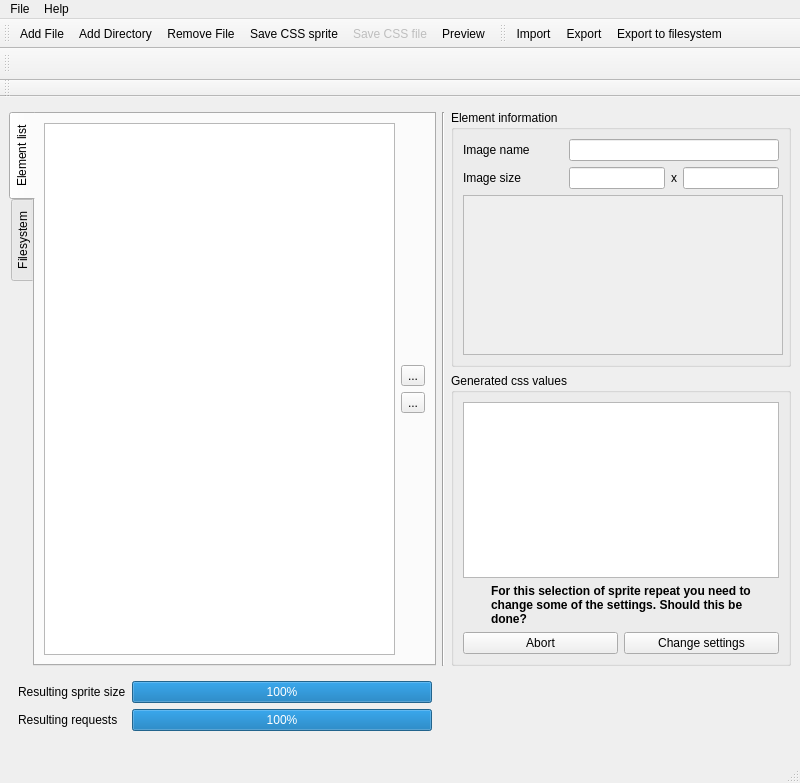
This is src/ui/mainwindow.ui in pcvolkmer/spritegenerator as Qt 5 draws it before an edit. The edited form follows.
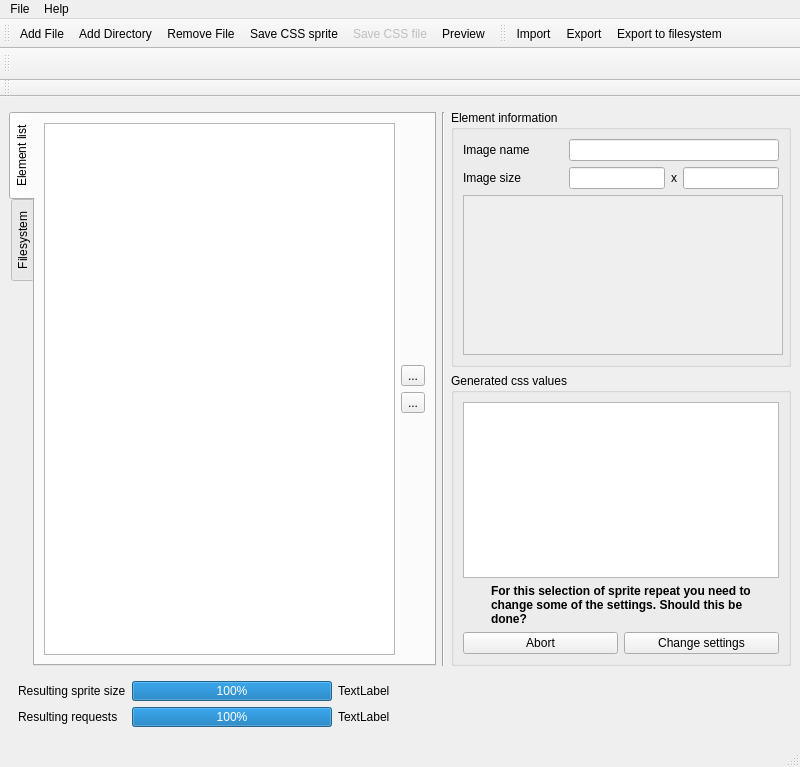
This is the edited form. Icons and pictures are not drawn. Custom widgets are drawn as their Qt base class.

Commit message: Added description text to saved bytes and saved requests indicator.

The edit to the form file:
```diff
--- a/src/ui/mainwindow.ui
+++ b/src/ui/mainwindow.ui
@@ -7,7 +7,7 @@
     <x>0</x>
     <y>0</y>
     <width>800</width>
-    <height>783</height>
+    <height>767</height>
    </rect>
   </property>
   <property name="minimumSize">
@@ -464,7 +464,7 @@
       <property name="minimumSize">
        <size>
         <width>0</width>
-        <height>80</height>
+        <height>64</height>
        </size>
       </property>
       <layout class="QGridLayout" name="gridLayout_6">
@@ -481,17 +481,47 @@
           </widget>
          </item>
          <item row="0" column="1">
+          <layout class="QHBoxLayout" name="horizontalLayout_6">
+           <item>
           <widget class="QProgressBar" name="savedBytesRatioProgessBar">
            <property name="minimumSize">
             <size>
-             <width>300</width>
+               <width>200</width>
              <height>0</height>
             </size>
            </property>
+             <property name="maximumSize">
+              <size>
+               <width>200</width>
+               <height>16777215</height>
+              </size>
+             </property>
            <property name="value">
             <number>100</number>
            </property>
           </widget>
+           </item>
+           <item>
+            <widget class="QLabel" name="savedBytesDescriptionLabel">
+             <property name="text">
+              <string>TextLabel</string>
+             </property>
+            </widget>
+           </item>
+           <item>
+            <spacer name="horizontalSpacer_2">
+             <property name="orientation">
+              <enum>Qt::Horizontal</enum>
+             </property>
+             <property name="sizeHint" stdset="0">
+              <size>
+               <width>40</width>
+               <height>20</height>
+              </size>
+             </property>
+            </spacer>
+           </item>
+          </layout>
          </item>
          <item row="1" column="0">
           <widget class="QLabel" name="label_5">
@@ -501,32 +531,49 @@
           </widget>
          </item>
          <item row="1" column="1">
+          <layout class="QHBoxLayout" name="horizontalLayout_7">
+           <item>
           <widget class="QProgressBar" name="savedRequestsRatioProgessBar">
            <property name="minimumSize">
             <size>
-             <width>300</width>
+               <width>200</width>
              <height>0</height>
             </size>
            </property>
+             <property name="maximumSize">
+              <size>
+               <width>200</width>
+               <height>16777215</height>
+              </size>
+             </property>
            <property name="value">
             <number>100</number>
            </property>
           </widget>
          </item>
-        </layout>
-       </item>
-       <item row="0" column="1">
-        <spacer name="horizontalSpacer">
+           <item>
+            <widget class="QLabel" name="savedRequestsDescriptionLabel">
+             <property name="text">
+              <string>TextLabel</string>
+             </property>
+            </widget>
+           </item>
+           <item>
+            <spacer name="horizontalSpacer_3">
          <property name="orientation">
           <enum>Qt::Horizontal</enum>
          </property>
          <property name="sizeHint" stdset="0">
           <size>
-           <width>374</width>
+               <width>40</width>
            <height>20</height>
           </size>
          </property>
         </spacer>
+           </item>
+          </layout>
+         </item>
+        </layout>
        </item>
       </layout>
      </widget>
```
Lines whose indentation alone changed are shown as unchanged. The commit also changes 2 other files.
